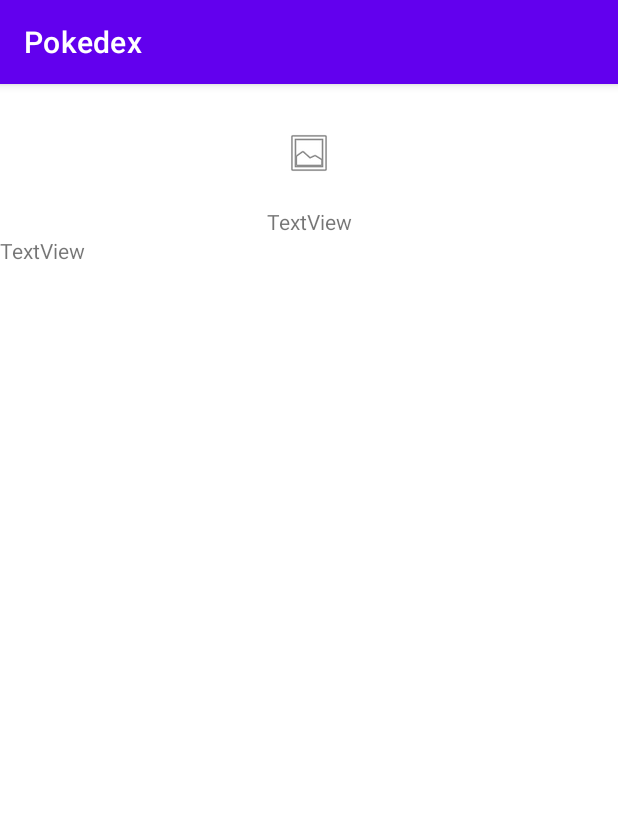
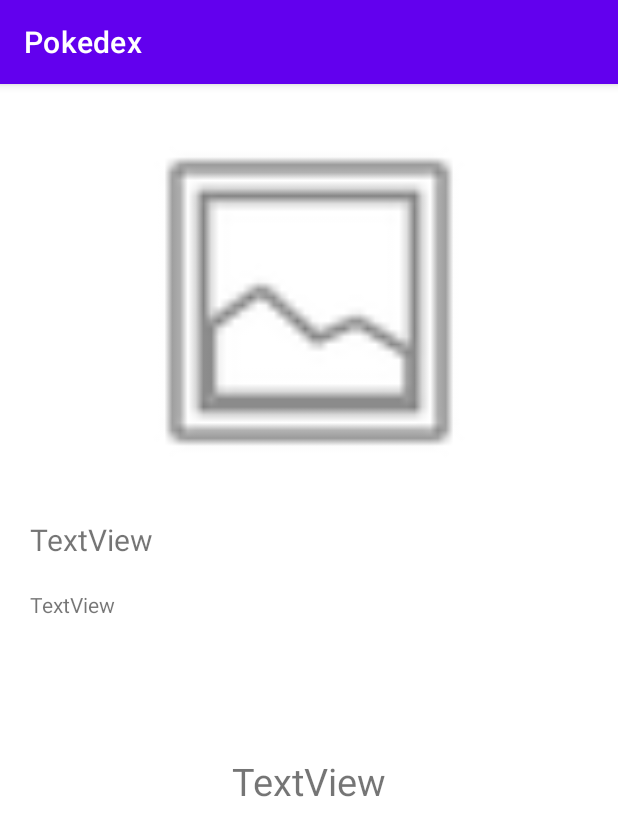
Before and after one commit to LoF002/Pokedex, an Android app: the act_Detalles screen opened directly, with no data from a screen before it, on a phone screen of 412 x 824 dp. Shown: the top 836 px of the screen. Run offline under Robolectric (Android 15) with nearby library versions, the phone set to English and light mode, and no system bars; pictures from the network do not load.

Commit message:
Implementación de API de Makeup

```diff
--- a/app/build.gradle
+++ b/app/build.gradle
@@ -40,4 +40,6 @@ dependencies {
     implementation 'com.squareup.retrofit2:retrofit:2.9.0'
     implementation 'com.squareup.retrofit2:converter-gson:2.8.0'
 
+    //Glide, utilizado para utilizar las imagenes de la API
+    implementation 'com.github.bumptech.glide:glide:4.12.0'
 }
--- a/app/src/main/java/com/example/pokedex/act_Detalles.java
+++ b/app/src/main/java/com/example/pokedex/act_Detalles.java
@@ -6,15 +6,15 @@ import android.os.Bundle;
 import android.widget.ImageView;
 import android.widget.TextView;
 
-import com.example.pokedex.modelo.Foto;
+import com.bumptech.glide.Glide;
+import com.example.pokedex.modelo.Makeup;
 
 public class act_Detalles extends AppCompatActivity {
 
     ImageView imgAPI;
-    TextView lblTitulo;
-    TextView lblURL;
+    TextView lblName, lblDescription, lblPrice;
 
-    Foto foto;
+    Makeup makeup;
 
     @Override
     protected void onCreate(Bundle savedInstanceState) {
@@ -22,14 +22,20 @@ public class act_Detalles extends AppCompatActivity {
         setContentView(R.layout.lyt_detalles);
 
         imgAPI = findViewById(R.id.imgAPI);
-        lblTitulo = findViewById(R.id.lblTitulo);
-        lblURL = findViewById(R.id.lblURL);
+        lblName = findViewById(R.id.lblName);
+        lblDescription = findViewById(R.id.lblDescription);
+        lblPrice = findViewById(R.id.lblPrice);
 
-        foto = getIntent().getParcelableExtra("foto");
+        makeup = getIntent().getParcelableExtra("makeup");
 
-        if(foto != null){
-            lblTitulo.setText(foto.getTitle());
-            lblURL.setText(foto.getUrl());
+        if(makeup != null){
+            Glide.with(this)
+                    .load(makeup.getImage_link())
+                    .into(imgAPI);
+
+            lblName.setText(makeup.getName());
+            lblDescription.setText(makeup.getDescription());
+            lblPrice.setText("$"+makeup.getPrice());
         }//Fin if
 
     }//Fin onCreate
--- a/app/src/main/java/com/example/pokedex/client/RetrofitCliente.java
+++ b/app/src/main/java/com/example/pokedex/client/RetrofitCliente.java
@@ -7,7 +7,7 @@ import retrofit2.converter.gson.GsonConverterFactory;
 
 public class RetrofitCliente {
 
-    public static final String URL_BASE = "https://jsonplaceholder.typicode.com/";
+    public static final String URL_BASE = "http://makeup-api.herokuapp.com/api/v1/";
     public static Retrofit retrofit;
 
     public static RetrofitApiService getApiService(){
--- a/app/src/main/res/layout/lyt_detalles.xml
+++ b/app/src/main/res/layout/lyt_detalles.xml
@@ -14,22 +14,50 @@
         <ImageView
             android:id="@+id/imgAPI"
             android:layout_width="match_parent"
-            android:layout_height="wrap_content"
-            android:layout_marginTop="30dp"
+            android:layout_height="250dp"
+            android:layout_marginTop="20dp"
             app:srcCompat="@android:drawable/ic_menu_gallery" />
 
         <TextView
-            android:id="@+id/lblTitulo"
+            android:id="@+id/lblName"
+            android:layout_width="match_parent"
+            android:layout_height="wrap_content"
+            android:layout_marginLeft="20dp"
+            android:layout_marginTop="20dp"
+            android:layout_marginRight="20dp"
+            android:text="TextView"
+            android:textSize="20sp" />
+
+        <ScrollView
+            android:layout_width="match_parent"
+            android:layout_height="100dp"
+            android:layout_marginTop="10dp">
+
+            <LinearLayout
+                android:layout_width="match_parent"
+                android:layout_height="200dp"
+                android:orientation="vertical">
+
+                <TextView
+                    android:id="@+id/lblDescription"
+                    android:layout_width="match_parent"
+                    android:layout_height="wrap_content"
+                    android:layout_marginLeft="20dp"
+                    android:layout_marginTop="10dp"
+                    android:layout_marginRight="20dp"
+                    android:text="TextView" />
+
+            </LinearLayout>
+        </ScrollView>
+
+        <TextView
+            android:id="@+id/lblPrice"
             android:layout_width="match_parent"
             android:layout_height="wrap_content"
             android:layout_marginTop="20dp"
             android:text="TextView"
-            android:textAlignment="center" />
+            android:textAlignment="center"
+            android:textSize="25sp" />
 
-        <TextView
-            android:id="@+id/lblURL"
-            android:layout_width="match_parent"
-            android:layout_height="wrap_content"
-            android:text="TextView" />
     </LinearLayout>
 </androidx.constraintlayout.widget.ConstraintLayout>
--- a/app/src/main/res/layout/lyt_principal.xml
+++ b/app/src/main/res/layout/lyt_principal.xml
@@ -12,7 +12,7 @@
         android:orientation="vertical">
 
         <ListView
-            android:id="@+id/listaPokemons"
+            android:id="@+id/listaMakeups"
             android:layout_width="wrap_content"
             android:layout_height="600dp"
             android:layout_margin="20dp" />
```
Also changed, not shown: app/src/main/java/com/example/pokedex/act_Principal.java (+13 -13 lines), app/src/main/java/com/example/pokedex/modelo/Color.java (added, +30 -0 lines), app/src/main/java/com/example/pokedex/modelo/Foto.java (deleted, +0 -89 lines), app/src/main/java/com/example/pokedex/modelo/Makeup.java (added, +233 -0 lines), app/src/main/java/com/example/pokedex/modelo/Pokemon.java (deleted, +0 -30 lines), app/src/main/java/com/example/pokedex/modelo/PokemonLista.java (deleted, +0 -17 lines), app/src/main/java/com/example/pokedex/service/RetrofitApiService.java (+3 -5 lines).
